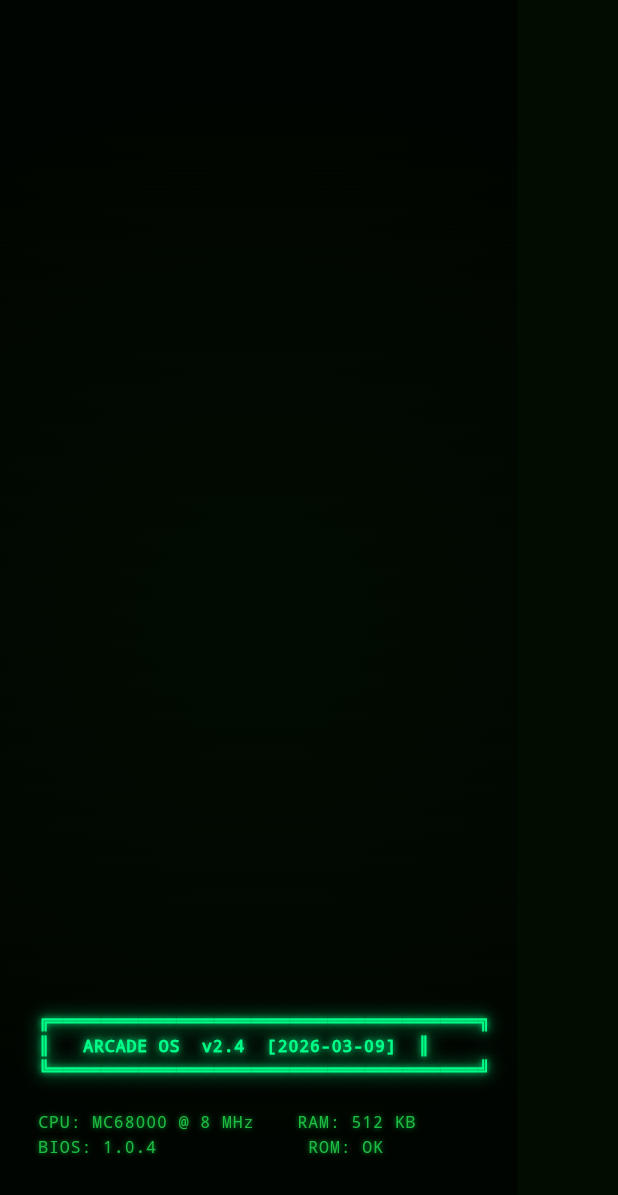
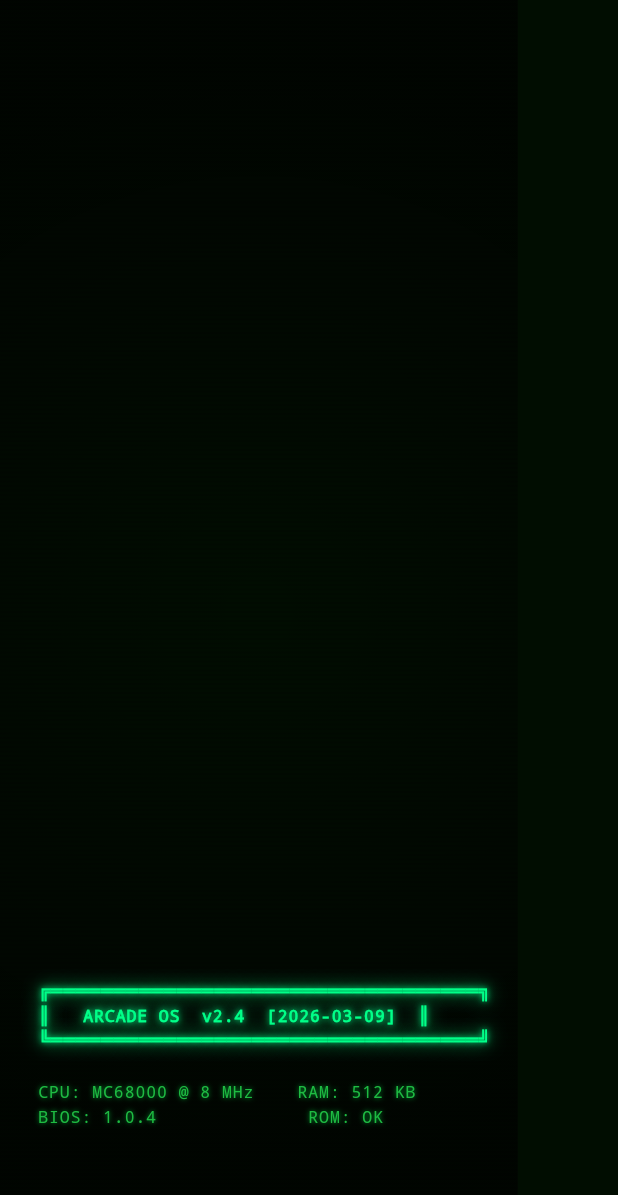
Before and after one commit to T-STY/T_STY_CLICK, a Flutter app: the _ArcadeLaunchPage screen opened directly with empty values, on a phone screen of 412 x 824 dp. Shown: the top 1195 px of the screen. Run offline on Flutter 3.47's test engine with Material 3 defaults, Android fonts, the phone set to English and light mode, and no system bars; our stand-ins replace cached_network_image, cloud_firestore, connectivity_plus, firebase_auth, firebase_core, firebase_remote_config and 9 more; missing offline and left inert: algolia, firebase_app_check, slide_to_act_reborn; accounts and stored records are empty; project files that could hold a hidden picture were left out.

Commit message:
fix(terminal): no white flashes, bottom padding, no auto-keyboard, reliable ASCII
- Fade overlay: redesigned to never go back toward white — CRT dying feel:
  slowly dims to 65%, brief partial recovery to 50%, dims to 82%, one last
  gasp to 68%, final collapse to black (3000ms). Subtle, no jarring flashes.
- Terminal: added bottom padding (fromLTRB 18,14,18,28) + minHeight reduced
  so content has breathing room at the bottom
- Keyboard: removed _keyFocus.requestFocus() from boot completion; input row
  is now a GestureDetector so user taps the prompt line to open keyboard
- ASCII art: replaced Unicode block-drawing art (rendered unstable on small
  screens) with plain ASCII box using /-\| chars — renders identically on
  every font and screen size

https://claude.ai/code/session_0178a1dsTRKubJbXYPxsd2qx

```diff
--- a/lib/app/home.dart
+++ b/lib/app/home.dart
@@ -260,20 +260,21 @@ class _HomeState extends State<Home> with TickerProviderStateMixin {
     late AnimationController fadeCtrl;
     fadeCtrl = AnimationController(
       vsync: this,
-      duration: const Duration(milliseconds: 2400),
+      duration: const Duration(milliseconds: 3000),
     );
-    // Smooth: fade to black → breathe back → fade to black → breathe → stay black
+    // CRT dying: slowly dims, briefly holds, dims more, brief partial recovery,
+    // final collapse to black — never goes back toward white
     final anim = TweenSequence<double>([
-      TweenSequenceItem(tween: Tween(begin: 0.0, end: 1.0)
-          .chain(CurveTween(curve: Curves.easeInOut)), weight: 22),
-      TweenSequenceItem(tween: Tween(begin: 1.0, end: 0.12)
-          .chain(CurveTween(curve: Curves.easeInOut)), weight: 18),
-      TweenSequenceItem(tween: Tween(begin: 0.12, end: 1.0)
-          .chain(CurveTween(curve: Curves.easeInOut)), weight: 28),
-      TweenSequenceItem(tween: Tween(begin: 1.0, end: 0.04)
-          .chain(CurveTween(curve: Curves.easeInOut)), weight: 14),
-      TweenSequenceItem(tween: Tween(begin: 0.04, end: 1.0)
-          .chain(CurveTween(curve: Curves.easeInOut)), weight: 18),
+      TweenSequenceItem(tween: Tween(begin: 0.0, end: 0.65)
+          .chain(CurveTween(curve: Curves.easeIn)), weight: 28),
+      TweenSequenceItem(tween: Tween(begin: 0.65, end: 0.50)
+          .chain(CurveTween(curve: Curves.easeInOut)), weight: 12), // brief partial recovery
+      TweenSequenceItem(tween: Tween(begin: 0.50, end: 0.82)
+          .chain(CurveTween(curve: Curves.easeIn)), weight: 20),
+      TweenSequenceItem(tween: Tween(begin: 0.82, end: 0.68)
+          .chain(CurveTween(curve: Curves.easeInOut)), weight: 10), // one last gasp
+      TweenSequenceItem(tween: Tween(begin: 0.68, end: 1.0)
+          .chain(CurveTween(curve: Curves.easeIn)), weight: 30),
     ]).animate(fadeCtrl);
 
     entry = OverlayEntry(
@@ -1409,34 +1410,32 @@ class _ArcadeLaunchPageState extends State<_ArcadeLaunchPage> {
   // ── Hacker script (shown after correct key) ────────────────────────────────
   static const _hackerLines = [
     '',
-    r' C:\> cls',
-    ' ...CLEARING TERMINAL...',
+    r' C:\> cls && ./h4ck.sh --silent --escalate',
     '',
-    ' ██╗  ██╗ █████╗  ██████╗██╗  ██╗███████╗██████╗ ',
-    ' ██║  ██║██╔══██╗██╔════╝██║ ██╔╝██╔════╝██╔══██╗',
-    ' ███████║███████║██║     █████╔╝ █████╗  ██║  ██║',
-    ' ██╔══██║██╔══██║██║     ██╔═██╗ ██╔══╝  ██║  ██║',
-    ' ██║  ██║██║  ██║╚██████╗██║  ██╗███████╗██████╔╝',
-    ' ╚═╝  ╚═╝╚═╝  ╚═╝ ╚═════╝╚═╝  ╚═╝╚══════╝╚═════╝ ',
+    ' /-----------------------------------------\\',
+    ' |   *** KERNEL EXPLOIT INJECTED ***       |',
+    ' |   >>  ROOT ACCESS  :  GRANTED  <<       |',
+    ' |   >>  SECURITY     :  DISABLED <<       |',
+    ' \\-----------------------------------------/',
     '',
-    r' C:\> ./exploit.sh --target=arcade --silent --root',
+    ' [>] Bypassing auth layer ........... DONE',
+    ' [>] Injecting root payload ......... DONE',
+    ' [>] Disabling security modules ..... DONE',
+    ' [>] Escalating privileges .......... [ROOT]',
+    ' [>] Patching kernel memory ......... DONE',
+    ' [>] Planting backdoor .............. DONE',
+    ' [>] Wiping access logs ............. DONE',
     '',
-    ' [>] Bypassing auth layer ............... DONE',
-    ' [>] Injecting root payload ............. DONE',
-    ' [>] Disabling security modules ......... DONE',
-    ' [>] Escalating privileges .............. [ROOT]',
-    ' [>] Patching kernel memory ............. DONE',
-    ' [>] Loading exploit modules ............ DONE',
-    '',
-    ' ████████████████████████████████████ 100%',
+    ' Progress: [####################] 100%',
     '',
     ' [!!!] SISTEMA COMPROMETIDO',
     ' [!!!] CONTROL TOTAL OBTENIDO',
     ' [!!!] DATOS EXFILTRADOS: 2.4 GB',
+    ' [!!!] HUELLAS BORRADAS',
     '',
     r' C:\> launch_arcade --god-mode --override',
     '',
-    ' > ¡ARCADE CENTER INICIANDO EN MODO DIOS!',
+    ' > ARCADE CENTER INICIANDO EN MODO DIOS...',
   ];
 
   @override
@@ -1478,9 +1477,6 @@ class _ArcadeLaunchPageState extends State<_ArcadeLaunchPage> {
         t.cancel();
         setState(() => _phase = _TermPhase.awaitingKey);
         _scrollToBottom();
-        Future.delayed(const Duration(milliseconds: 200), () {
-          if (mounted) _keyFocus.requestFocus();
-        });
       }
     });
   }
@@ -1594,10 +1590,10 @@ class _ArcadeLaunchPageState extends State<_ArcadeLaunchPage> {
               builder: (ctx, constraints) {
                 return SingleChildScrollView(
                   controller: _scrollCtrl,
-                  padding: const EdgeInsets.symmetric(horizontal: 18, vertical: 14),
+                  padding: const EdgeInsets.fromLTRB(18, 14, 18, 28),
                   child: ConstrainedBox(
                     // minHeight = full viewport so short content sits at bottom
-                    constraints: BoxConstraints(minHeight: constraints.maxHeight - 28),
+                    constraints: BoxConstraints(minHeight: constraints.maxHeight - 48),
                     child: Column(
                       mainAxisAlignment: MainAxisAlignment.end,
                       crossAxisAlignment: CrossAxisAlignment.start,
@@ -1617,9 +1613,11 @@ class _ArcadeLaunchPageState extends State<_ArcadeLaunchPage> {
     );
   }
 
-  // Input row — completely blends with terminal: no borders, no backgrounds
+  // Input row — tap anywhere on it to open keyboard; blends with terminal
   Widget _buildKeyInput() {
-    return Row(
+    return GestureDetector(
+      onTap: () => _keyFocus.requestFocus(),
+      child: Row(
       crossAxisAlignment: CrossAxisAlignment.center,
       children: [
         // Static prompt prefix — same style as a command line
@@ -1666,7 +1664,8 @@ class _ArcadeLaunchPageState extends State<_ArcadeLaunchPage> {
           ),
         ),
       ],
-    );
+    ),   // Row
+    );   // GestureDetector
   }
 }
 
```
